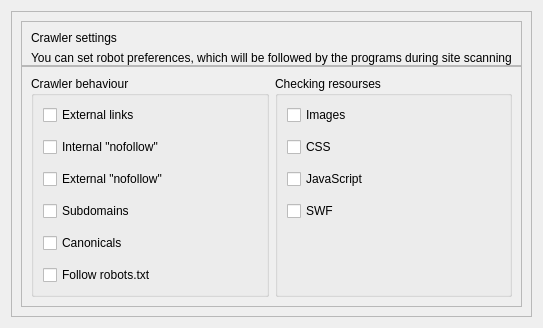
This is quickiewebbot/ui/crawler_settings.ui in andrascii/RiveSolutions_SEO_Spider as Qt 5 draws it before an edit. The edited form follows.
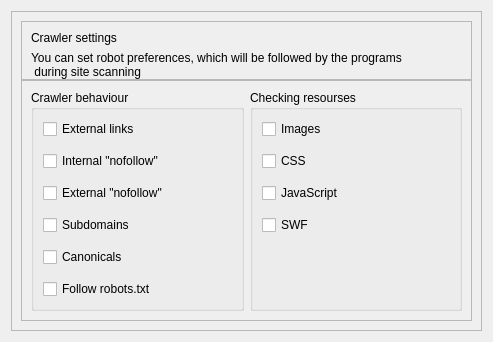
This is the edited form.

Commit message: добавленно окно настроек preferences. наведена красота в ApplicationSettingsWidget

```diff
--- a/quickiewebbot/ui/crawler_settings.ui
+++ b/quickiewebbot/ui/crawler_settings.ui
@@ -69,7 +69,8 @@
          <item>
           <widget class="QLabel" name="text">
            <property name="text">
-            <string>You can set robot preferences, which will be followed by the programs during site scanning</string>
+            <string>You can set robot preferences, which will be followed by the programs
+ during site scanning</string>
            </property>
           </widget>
          </item>
@@ -85,6 +86,19 @@
          <enum>QFrame::Raised</enum>
         </property>
         <layout class="QGridLayout" name="gridLayout">
+         <item row="1" column="0">
+          <spacer name="verticalSpacer_3">
+           <property name="orientation">
+            <enum>Qt::Vertical</enum>
+           </property>
+           <property name="sizeHint" stdset="0">
+            <size>
+             <width>20</width>
+             <height>40</height>
+            </size>
+           </property>
+          </spacer>
+         </item>
          <item row="0" column="0">
           <widget class="QGroupBox" name="behaviourGroupBox">
            <property name="title">
@@ -181,6 +195,12 @@
          </item>
          <item row="0" column="1">
           <widget class="QGroupBox" name="resoursesGroupBox">
+           <property name="sizePolicy">
+            <sizepolicy hsizetype="Preferred" vsizetype="Minimum">
+             <horstretch>0</horstretch>
+             <verstretch>0</verstretch>
+            </sizepolicy>
+           </property>
            <property name="title">
             <string>Checking resourses</string>
            </property>
@@ -246,7 +266,7 @@
                </widget>
               </item>
               <item>
-               <spacer name="verticalSpacer">
+               <spacer name="verticalSpacer_4">
                 <property name="orientation">
                  <enum>Qt::Vertical</enum>
                 </property>
@@ -263,12 +283,38 @@
            </layout>
           </widget>
          </item>
+         <item row="1" column="1">
+          <spacer name="verticalSpacer">
+           <property name="orientation">
+            <enum>Qt::Vertical</enum>
+           </property>
+           <property name="sizeHint" stdset="0">
+            <size>
+             <width>20</width>
+             <height>40</height>
+            </size>
+           </property>
+          </spacer>
+         </item>
         </layout>
        </widget>
       </item>
      </layout>
     </widget>
    </item>
+   <item>
+    <spacer name="verticalSpacer_2">
+     <property name="orientation">
+      <enum>Qt::Vertical</enum>
+     </property>
+     <property name="sizeHint" stdset="0">
+      <size>
+       <width>20</width>
+       <height>40</height>
+      </size>
+     </property>
+    </spacer>
+   </item>
   </layout>
  </widget>
  <resources/>
```
The commit also changes 9 other files.
